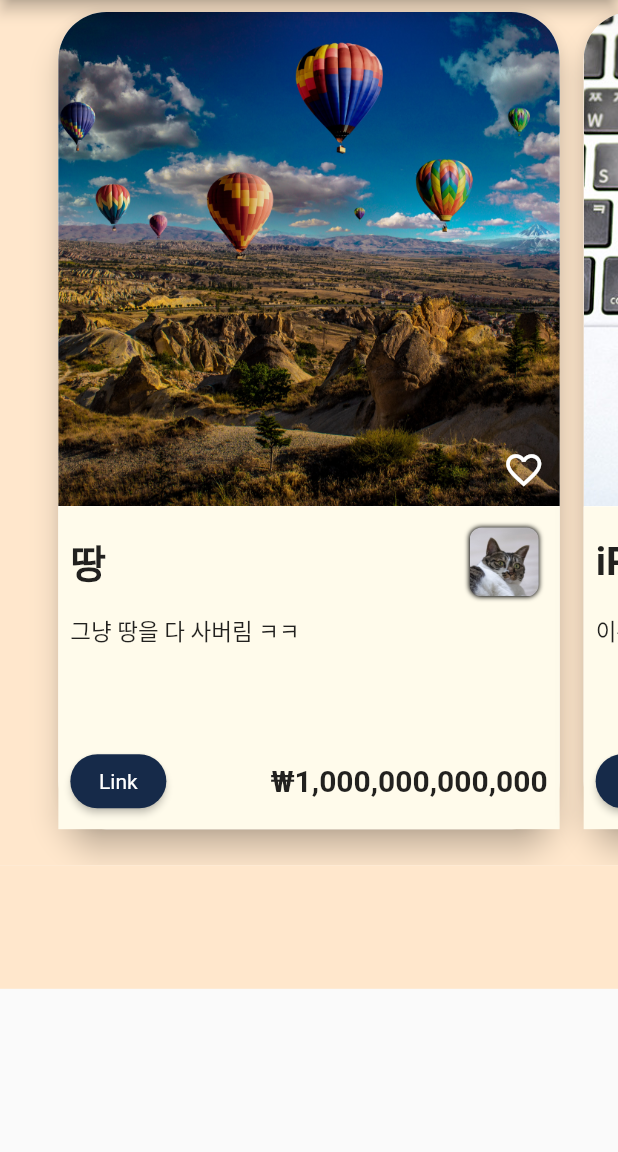
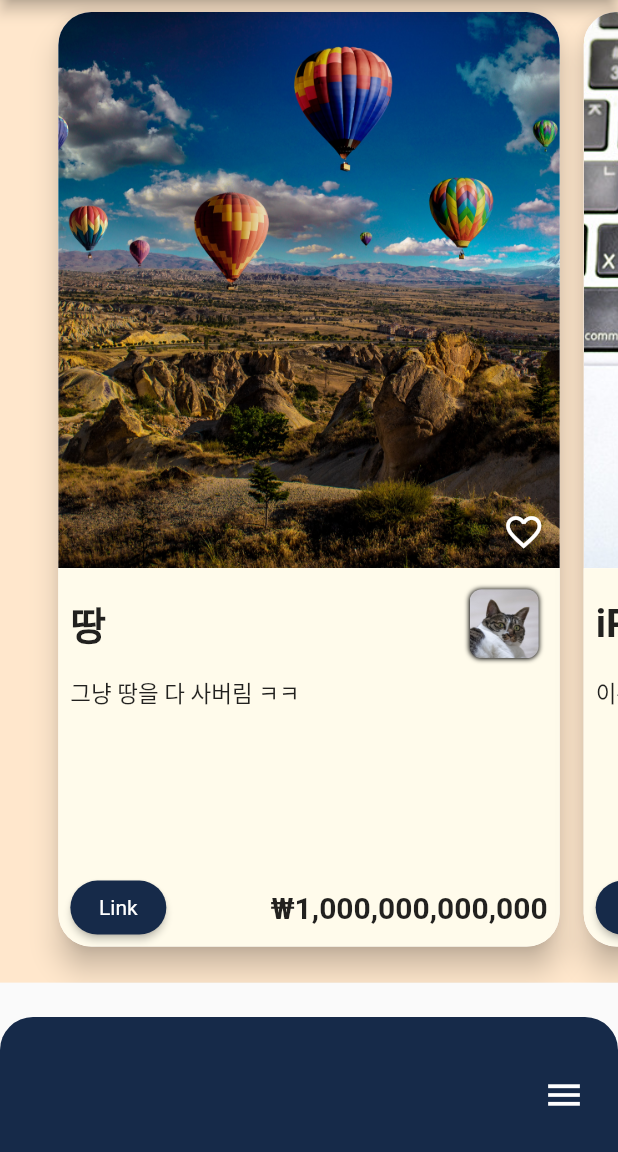
Before and after one commit to Seokhyeon-Park/Ittems, a Flutter app: the screen it shows after launch, on a phone screen of 412 x 824 dp, the part 84-1236 px from its top. Run offline on Flutter 3.47's test engine with Material 2 defaults, Android fonts, the light colour scheme and no system bars.

Commit message:
style : 바텀 bar 추가

```diff
--- a/lib/body/body.dart
+++ b/lib/body/body.dart
@@ -30,7 +30,7 @@ class _BodyState extends State<Body> {
     return Column(
       children: [
         Container(
-          height: MediaQuery.of(context).size.height * 0.7,
+          height: MediaQuery.of(context).size.height * 0.795,
           color: const Color(cBody),
           child: PageView(
             controller: bodyPageController,
@@ -50,10 +50,10 @@ class _BodyState extends State<Body> {
             ],
           )
         ),
-        Container(
-          height: MediaQuery.of(context).size.height * 0.10,
-          color: const Color(cBody),
-        )
+        // Container(
+        //   height: MediaQuery.of(context).size.height * 0.10,
+        //   color: const Color(cBody),
+        // )
       ],
     );
   }
--- a/lib/body/card_content.dart
+++ b/lib/body/card_content.dart
@@ -17,9 +17,12 @@ class CardContent extends StatelessWidget {
   Widget build(BuildContext context) {
     const cContent = 0xffFFFBEB;
     return Container(
-      color: const Color(cContent),
+      decoration: const BoxDecoration(
+        borderRadius: BorderRadius.vertical(bottom: Radius.circular(22)),
+        color: Color(cContent),
+      ),
       child: Padding(
-        padding: const EdgeInsets.all(8),
+        padding: const EdgeInsets.fromLTRB(8, 8, 8, 2),
         child: Column(
           crossAxisAlignment: CrossAxisAlignment.start,
           children: [
--- a/lib/body/sliding_card.dart
+++ b/lib/body/sliding_card.dart
@@ -20,14 +20,14 @@ class SlidingCard extends StatelessWidget {
     return Card(
       margin: const EdgeInsets.only(left: 8, right: 8, top: 8, bottom: 24),
       elevation: 8,
-      shape: RoundedRectangleBorder(borderRadius: BorderRadius.circular(32)),
+      shape: RoundedRectangleBorder(borderRadius: BorderRadius.circular(22)),
       child: Column(
         children: [
           Container(
-            height: MediaQuery.of(context).size.height * 0.40,
+            height: MediaQuery.of(context).size.height * 0.45,
             width: double.infinity,
             decoration: BoxDecoration(
-              borderRadius: const BorderRadius.vertical(top: Radius.circular(32)),
+              borderRadius: const BorderRadius.vertical(top: Radius.circular(22)),
               image: DecorationImage(
                 image: AssetImage('assets/$assetName'),
                 fit: BoxFit.cover
--- /dev/null
+++ b/lib/bottom/bottom_menu_button.dart
@@ -0,0 +1,18 @@
+import 'package:flutter/material.dart';
+
+class BottomMenuButton extends StatelessWidget {
+  const BottomMenuButton({Key? key}) : super(key: key);
+
+  @override
+  Widget build(BuildContext context) {
+    return const Positioned(
+      right: 0,
+      bottom: 24,
+      child: Icon(
+        Icons.menu,
+        color: Colors.white,
+        size: 28,
+      ),
+    );
+  }
+}
--- /dev/null
+++ b/lib/bottom/bottom_sheet_header.dart
@@ -0,0 +1,27 @@
+import 'package:flutter/material.dart';
+
+class BottomSheetHaeder extends StatelessWidget {
+  final double fontSize;
+  final double topMargin;
+
+  const BottomSheetHaeder({
+    Key? key,
+    required this.fontSize,
+    required this.topMargin,
+    }) : super(key: key);
+
+  @override
+  Widget build(BuildContext context) {
+    return Positioned(
+      top: topMargin,
+      child: Text(
+        'header text',
+        style: TextStyle(
+          color: Colors.white,
+          fontSize: fontSize,
+          fontWeight: FontWeight.w500,
+        ),
+      ),
+    );
+  }
+}
--- /dev/null
+++ b/lib/bottom/exhibition_bottom_sheet.dart
@@ -0,0 +1,74 @@
+import 'dart:ui';
+import 'bottom_menu_button.dart';
+import 'package:flutter/material.dart';
+
+const double minHeight = 90;
+
+class ExhibitionBottomSheet extends StatefulWidget {
+  const ExhibitionBottomSheet({Key? key}) : super(key: key);
+
+  @override
+  State<ExhibitionBottomSheet> createState() => _BottomSheetState();
+}
+
+class _BottomSheetState extends State<ExhibitionBottomSheet> with SingleTickerProviderStateMixin {
+  AnimationController? _controller;
+
+  double get maxHeight => MediaQuery.of(context).size.height;
+
+  @override
+  void initState() {
+    // TODO: implement initState
+    super.initState();
+    _controller = AnimationController(
+      vsync: this,
+      duration: const Duration(milliseconds: 600),
+    );
+  }
+
+  @override
+  void dispose() {
+    // TODO: implement dispose
+    super.dispose();
+    _controller?.dispose();
+  }
+
+  double? lerp(double min, double max) => lerpDouble(min, max, _controller!.value);
+
+  @override
+  Widget build(BuildContext context) {
+    const cBottomSheet = 0xFF162A49;
+
+    return AnimatedBuilder(
+      builder: (context, child) {
+        return Positioned(
+          height: lerp(minHeight, maxHeight),
+          left: 0,
+          right: 0,
+          bottom: 0,
+          child: GestureDetector(
+            onTap: _toggle,
+            child: Container(
+              padding: const EdgeInsets.symmetric(horizontal: 22),
+              decoration: const BoxDecoration(
+                  color: Color(cBottomSheet),
+                  borderRadius: BorderRadius.vertical(top: Radius.circular(22))
+              ),
+              child: const Stack(
+                children: [
+                  BottomMenuButton(),
+                ],
+              ),
+            ),
+          ),
+        );
+      },
+      animation: _controller!,
+    );
+  }
+
+  void _toggle() {
+    final bool isOpen = _controller?.status == AnimationStatus.completed;
+    _controller?.fling(velocity: isOpen ? -2 : 2); //<-- ...snap the sheet in proper direction
+  }
+}
--- a/lib/main.dart
+++ b/lib/main.dart
@@ -1,6 +1,7 @@
 import 'package:flutter/material.dart';
 import 'body/body.dart';
 import './user/user_icon.dart';
+import './bottom/exhibition_bottom_sheet.dart';
 
 void main() {
   runApp(
@@ -48,7 +49,12 @@ class MyApp extends StatelessWidget {
           centerTitle: true,
           backgroundColor: const Color(cHeader),
         ),
-        body: const Body(),
+        body: const Stack(
+          children: [
+            Body(),
+            ExhibitionBottomSheet(),
+          ],
+        ),
         // bottomNavigationBar: BottomNavigationBar(
         //
         // ),
```
